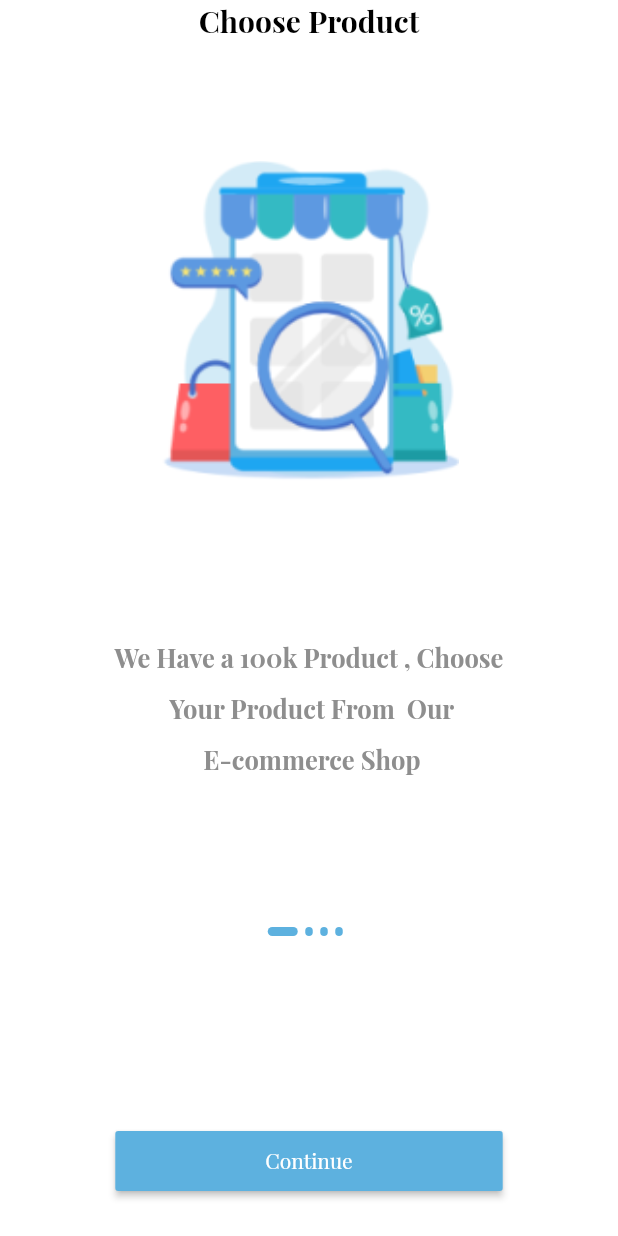
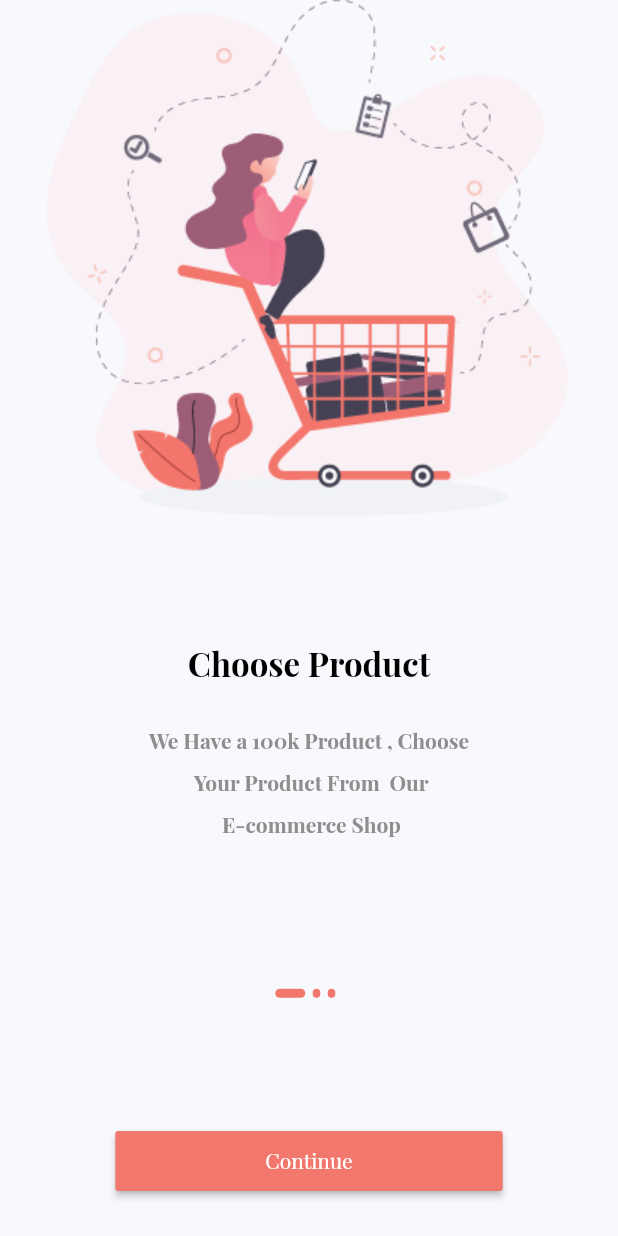
Before and after one commit to waelabouhamza/ecommercecourse, a Flutter app: the screen it shows after launch, on a phone screen of 412 x 824 dp. Run offline on Flutter 3.47's test engine with Material 2 defaults, Android fonts, the phone set to English and light mode, and no system bars; our stand-ins replace get; project files that could hold a hidden picture were left out.

Commit message:
lesson 10

```diff
--- a/lib/core/constant/color.dart
+++ b/lib/core/constant/color.dart
@@ -3,5 +3,7 @@ import 'package:flutter/material.dart';
 class AppColor {
   static const Color grey = Color(0xff8e8e8e);
   static const Color black = Color(0xff000000);
-  static const Color primaryColor = Color(0xff5DB1DF);
+  // static const Color primaryColor = Color(0xff5DB1DF);
+  static const Color backgroundcolor = Color(0xffF8F9FD) ;
+  static const Color primaryColor = Color(0xffF2786D);
 }
--- a/lib/core/constant/imgaeasset.dart
+++ b/lib/core/constant/imgaeasset.dart
@@ -2,9 +2,9 @@ class AppImageAsset {
 
   static const String rootImages = "assets/images" ;
 
-  static const String onBoardingImageOne    = "$rootImages/onboardingone.PNG" ;
-  static const String onBoardingImageTwo    = "$rootImages/onboardingtwo.PNG" ;
-  static const String onBoardingImageThree  = "$rootImages/onboardingthree.PNG" ;
-  static const String onBoardingImageFour   = "$rootImages/onboardingfour.PNG" ;
+  static const String onBoardingImageOne    = "$rootImages/one.PNG" ;
+  static const String onBoardingImageTwo    = "$rootImages/two.PNG" ;
+  static const String onBoardingImageThree  = "$rootImages/three.PNG" ;
+  // static const String onBoardingImageFour   = "$rootImages/onboardingfour.PNG" ;
 
 }
--- a/lib/data/datasource/static/static.dart
+++ b/lib/data/datasource/static/static.dart
@@ -17,9 +17,9 @@ List<OnBoardingModel> onBoardingList = [
       body:
           "We Have a 100k Product , Choose \n Your Product From Our E-commerce Shop",
       image: AppImageAsset.onBoardingImageThree),
-  OnBoardingModel(
-      title: "Fast Delivery",
-      body:
-          "We Have a 100k Product , Choose \n Your Product From Our E-commerce Shop",
-      image: AppImageAsset.onBoardingImageFour),
+  // OnBoardingModel(
+  //     title: "Fast Delivery",
+  //     body:
+  //         "We Have a 100k Product , Choose \n Your Product From Our E-commerce Shop",
+  //     image: AppImageAsset.onBoardingImageFour),
 ];
--- a/lib/main.dart
+++ b/lib/main.dart
@@ -20,12 +20,13 @@ class MyApp extends StatelessWidget {
       theme: ThemeData(
         fontFamily: "PlayfairDisplay",
         textTheme: const TextTheme(
-            headline1: TextStyle(fontWeight: FontWeight.bold, fontSize: 20 , color: AppColor.black),
+
+            headline1: TextStyle(fontWeight: FontWeight.bold, fontSize: 22 , color: AppColor.black),
             bodyText1: TextStyle(
                 height: 2,
                 color: AppColor.grey,
                 fontWeight: FontWeight.bold,
-                fontSize: 17)),
+                fontSize: 14)),
         primarySwatch: Colors.blue,
       ),
       home: const OnBoarding(),
--- a/lib/view/screen/onboarding.dart
+++ b/lib/view/screen/onboarding.dart
@@ -1,4 +1,5 @@
 import 'package:ecommercecourse/controller/onboarding_controller.dart';
+import 'package:ecommercecourse/core/constant/color.dart';
 import 'package:ecommercecourse/view/widget/onboarding/custombutton.dart';
 import 'package:ecommercecourse/view/widget/onboarding/customslider.dart';
 import 'package:ecommercecourse/view/widget/onboarding/dotcontroller.dart';
@@ -12,11 +13,11 @@ class OnBoarding extends StatelessWidget {
   Widget build(BuildContext context) {
     Get.put(OnBoardingControllerImp()) ;
     return Scaffold(
-        backgroundColor: Colors.white,
+        backgroundColor: AppColor.backgroundcolor,
         body: SafeArea(
           child: Column(children: [
             const Expanded(
-              flex: 3,
+              flex: 4,
               child: CustomSliderOnBoarding(),
             ),
             Expanded(
--- a/lib/view/widget/onboarding/customslider.dart
+++ b/lib/view/widget/onboarding/customslider.dart
@@ -10,30 +10,31 @@ class CustomSliderOnBoarding extends GetView<OnBoardingControllerImp> {
   @override
   Widget build(BuildContext context) {
     return PageView.builder(
-      controller: controller.pageController,
-      onPageChanged: (val){
-        controller.onPageChanged(val) ;
-      },
+        controller: controller.pageController,
+        onPageChanged: (val) {
+          controller.onPageChanged(val);
+        },
         itemCount: onBoardingList.length,
         itemBuilder: (context, i) => Column(
               children: [
-                Text(onBoardingList[i].title!,
-                    style:  Theme.of(context).textTheme.headline1),
-                const SizedBox(height: 80),
                 Image.asset(
                   onBoardingList[i].image!,
-                  width: 200,
-                  height: 230,
-                  fit: BoxFit.fill,
+                  // width: ,
+                  // height: 230,
+                  // fit: BoxFit.fill,
                 ),
                 const SizedBox(height: 80),
+                Text(onBoardingList[i].title!,
+                    style: Theme.of(context).textTheme.headline1),
+                const SizedBox(height: 20),
+
                 Container(
                     width: double.infinity,
                     alignment: Alignment.center,
                     child: Text(
                       onBoardingList[i].body!,
                       textAlign: TextAlign.center,
-                      style:  Theme.of(context).textTheme.bodyText1,
+                      style: Theme.of(context).textTheme.bodyText1,
                     )),
               ],
             ));
```
Also changed, not shown: assets/images/one.PNG (added), assets/images/three.PNG (added), assets/images/two.PNG (added).
